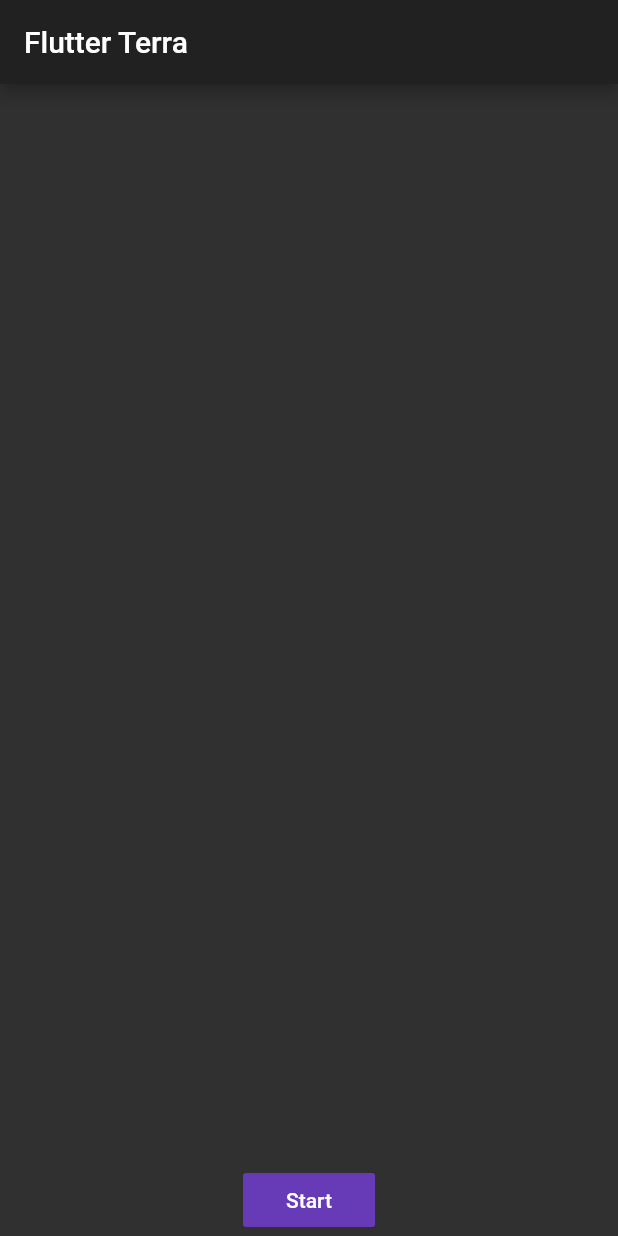
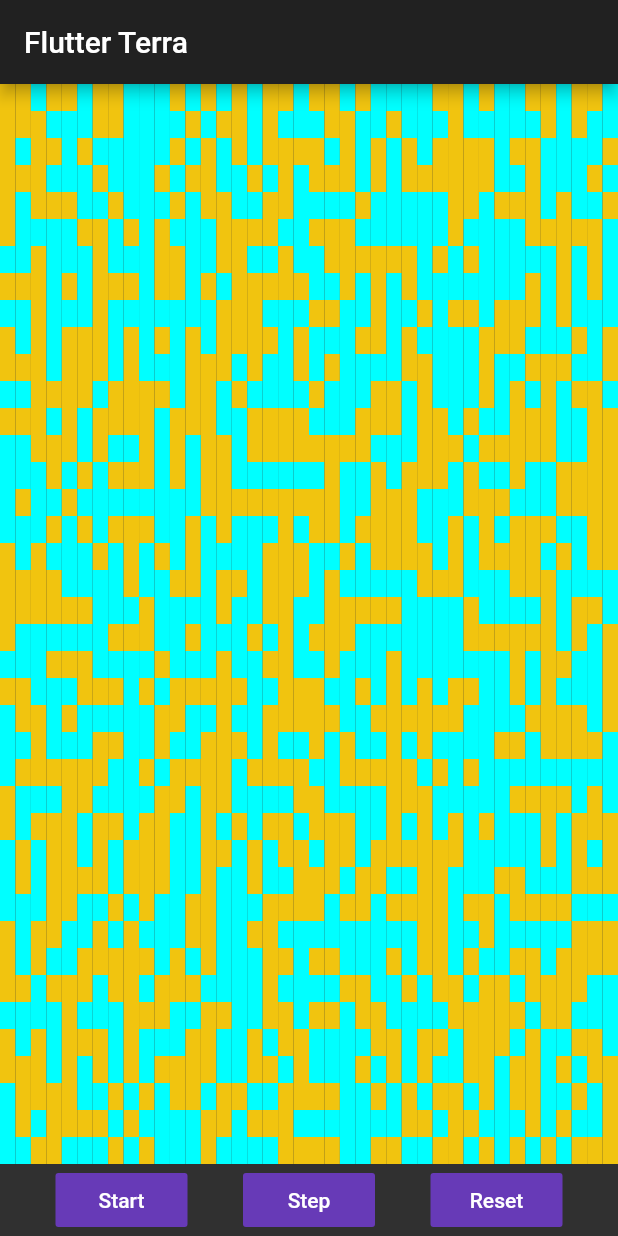
Before and after one commit to aakamenov/flutter_terra, a Flutter app: the screen it shows after launch, after a tap on "Start", on a phone screen of 412 x 824 dp. Run offline on Flutter 3.47's test engine with Material 2 defaults, Android fonts, the phone set to English and light mode, and no system bars.

Commit message:
Use canvas for rendering the grid

```diff
--- a/lib/main.dart
+++ b/lib/main.dart
@@ -2,7 +2,7 @@ import 'dart:collection';
 
 import 'package:flutter/material.dart';
 import 'package:flutter_terra/models/terrarium.dart';
-import 'package:flutter_terra/pages/simulation_page.dart';
+import 'package:flutter_terra/ui/pages/simulation_page.dart';
 import 'package:provider/provider.dart';
 
 void main() => runApp(MyApp());
--- a/lib/models/creature.dart
+++ b/lib/models/creature.dart
@@ -16,7 +16,7 @@ class ProcessResult {
   ProcessResult.none() : this(ProcessAction.none, null);
 }
 
-class Creature extends ValueNotifier<Color> {
+class Creature {
   ///The creature's type. Must be a unique value for the terrarium.
   final String type;
   ///Energy level that a creature has at the start of its life.
@@ -35,6 +35,9 @@ class Creature extends ValueNotifier<Color> {
   final double reproduceLevel;
   ///Percentage of a creature's max energy below which it will stop moving.
   final double moveLevel;
+
+  Color get color => _color;
+  Color _color;
 
   static final int maxEnergy = 100;
 
@@ -56,14 +59,14 @@ class Creature extends ValueNotifier<Color> {
   }) : assert(type != null && type != ''),
        assert(initialEnergy <= maxEnergy),
        assert(moveLevel >= 0.0 && moveLevel <= 1.0),
-       assert(reproduceLevel >= 0.0 && reproduceLevel <= 1.0),
-       super(color ?? _generateRandomColor()) {
+       assert(reproduceLevel >= 0.0 && reproduceLevel <= 1.0) {
     _energy = initialEnergy;
+    _color = color ?? _generateRandomColor();
   }
 
   Creature.clone(Creature c) : this(
     type: c.type,
-    color: c.value,
+    color: c.color,
     initialEnergy: c.initialEnergy,
     efficiency: c.efficiency,
     size: c.size,
--- a/lib/models/terrarium.dart
+++ b/lib/models/terrarium.dart
@@ -12,14 +12,14 @@ class Cell {
   Creature creature;
 
   bool get isFree => creature == null || creature.isDead;
-  Color get color => creature?.value;
+  Color get color => creature?.color;
 
   Cell(this.position, this.creature);
 }
 
 class Terrarium extends ChangeNotifier {
-  static final gridHeight = 60;
-  static final gridWidth = 60;
+  static final gridHeight = 40;
+  static final gridWidth = 40;
 
   bool get isRunning => _isRunning;
   bool _isRunning = false;
@@ -30,7 +30,7 @@ class Terrarium extends ChangeNotifier {
 
   start(int ms) {
     _isRunning = true;
-    _timer = Timer.periodic(Duration(milliseconds: ms), (timer) => _step());
+    _timer = Timer.periodic(Duration(milliseconds: ms), (timer) => step());
   }
 
   stop() {
@@ -39,16 +39,16 @@ class Terrarium extends ChangeNotifier {
     notifyListeners();
   }
 
-  Color colorAt(int x, int y) {
+  Cell cellAt(int x, int y) {
     if(x >= _grid.length) {
-      return Color.fromRGBO(0, 0, 0, 0.0);
+      return null;
     }
 
     if(y >= _grid[x].length) {
-      return Color.fromRGBO(0, 0, 0, 0.0);
+      return null;
     }
 
-    return _grid[x][y].color;
+    return _grid[x][y];
   }
 
   bool registerCreature(Creature creature) {
@@ -91,7 +91,7 @@ class Terrarium extends ChangeNotifier {
     notifyListeners();
   }
 
-  _step() {
+  step() {
     var hasChanged = false;
 
     for(int x = 0; x < gridWidth; x++) {
@@ -141,8 +141,8 @@ class Terrarium extends ChangeNotifier {
 
     if(!hasChanged)
       stop();
-
-    notifyListeners();
+    else
+      notifyListeners();
   }
 
   List<Cell> _getNeighbors(Cell cell) {
--- a/lib/pages/simulation_page.dart
+++ /dev/null
@@ -1,63 +0,0 @@
-import 'package:flutter/material.dart';
-import 'package:provider/provider.dart';
-import 'package:flutter_terra/models/terrarium.dart';
-
-class SimulationPage extends StatelessWidget {
-  @override
-  Widget build(BuildContext context) {
-    final terrarium = Provider.of<Terrarium>(context);
-
-    return Scaffold(
-      appBar: AppBar(
-        title: Text("Flutter Terra"),
-      ),
-      body: Column(
-        children: _drawCells(context),
-      ),
-      bottomNavigationBar: Container(
-        child: Row(
-          mainAxisAlignment: MainAxisAlignment.center,
-          children: <Widget>[
-            FlatButton(
-              color: Colors.deepPurple,
-              child: terrarium.isRunning ? Text("Stop") : Text("Start"),
-              onPressed: () {
-                terrarium.isRunning ? terrarium.stop() : terrarium.start(100);
-              },
-            )
-          ],
-        ),
-      ),
-    );
-  }
-
-  List<Widget> _drawCells(BuildContext context) {
-    final terrarium = Provider.of<Terrarium>(context);
-    final rows = <Widget>[];
-
-    for(int row = 0; row < Terrarium.gridWidth; row++) {
-      final cols = <Widget>[];
-
-      for(int col = 0; col < Terrarium.gridHeight; col++) {
-        cols.add(Expanded(
-          child: Container(
-              decoration: BoxDecoration(
-                  //color: row.isEven ? col.isEven ? Colors.black : Colors.white : col.isEven ? Colors.white : Colors.black
-                  color: terrarium.colorAt(row, col)
-              ),
-            ),
-          ),
-        );
-      }
-
-      rows.add(Expanded(
-          child: Row(
-            children: cols,
-          ),
-        )
-      );
-    }
-
-    return rows;
-  }
-}
--- /dev/null
+++ b/lib/ui/pages/simulation_page.dart
@@ -0,0 +1,54 @@
+import 'package:flutter/material.dart';
+import 'package:flutter_terra/ui/painters/grid_painter.dart';
+import 'package:provider/provider.dart';
+import 'package:flutter_terra/models/terrarium.dart';
+import 'dart:collection';
+
+class SimulationPage extends StatelessWidget {
+  @override
+  Widget build(BuildContext context) {
+    final terrarium = Provider.of<Terrarium>(context);
+
+    return Scaffold(
+      appBar: AppBar(
+        title: Text("Flutter Terra"),
+      ),
+      body: CustomPaint(
+        painter: GridPainter(terrarium),
+        child: Center(),
+      ),
+      bottomNavigationBar: Container(
+        child: Row(
+          mainAxisAlignment: MainAxisAlignment.spaceEvenly,
+          children: <Widget>[
+            FlatButton(
+              color: Colors.deepPurple,
+              child: terrarium.isRunning ? Text("Stop") : Text("Start"),
+              onPressed: () {
+                terrarium.isRunning ? terrarium.stop() : terrarium.start(2000);
+              },
+            ),
+            FlatButton(
+              color: Colors.deepPurple,
+              child: Text("Step"),
+              onPressed: () {
+                terrarium.step();
+              },
+            ),
+            FlatButton(
+              color: Colors.deepPurple,
+              child: Text("Reset"),
+              onPressed: () {
+                final distribution = HashMap<String, int>();
+                distribution['brute'] = 20;
+                distribution['bully'] = 20;
+
+                terrarium.buildGrid(distribution);
+              },
+            ),
+          ],
+        ),
+      ),
+    );
+  }
+}
--- /dev/null
+++ b/lib/ui/painters/grid_painter.dart
@@ -0,0 +1,37 @@
+import 'package:flutter/material.dart';
+import 'package:flutter_terra/models/terrarium.dart';
+
+class GridPainter extends CustomPainter {
+  final Terrarium terrarium;
+
+  GridPainter(this.terrarium);
+
+  @override
+  void paint(Canvas canvas, Size size) {
+    final width = size.width / Terrarium.gridWidth;
+    final height = size.height / Terrarium.gridHeight;
+    final cellSize = Size(width, height);
+
+    for(var x = 0; x < Terrarium.gridWidth; x++) {
+      for(var y = 0; y < Terrarium.gridHeight; y++) {
+        final cell = terrarium.cellAt(x, y);
+
+        if(cell.isFree) {
+          continue;
+        }
+
+        final rect = Offset(cellSize.width * x.toDouble(), cellSize.height * y.toDouble()) & cellSize;
+
+        final paint = Paint();
+        paint.color = cell.color;
+
+        canvas.drawRect(rect, paint);
+      }
+    }
+  }
+
+  @override
+  bool shouldRepaint(CustomPainter oldDelegate) {
+    return true;
+  }
+}
```
